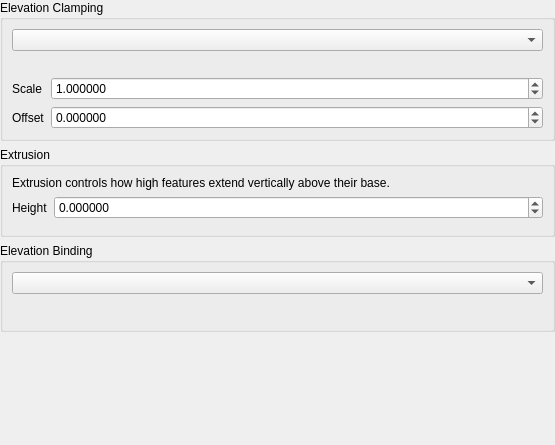
Above: src/ui/qgsvectorelevationpropertieswidgetbase.ui from qgis/QGIS before the change. Below: the same form after it.
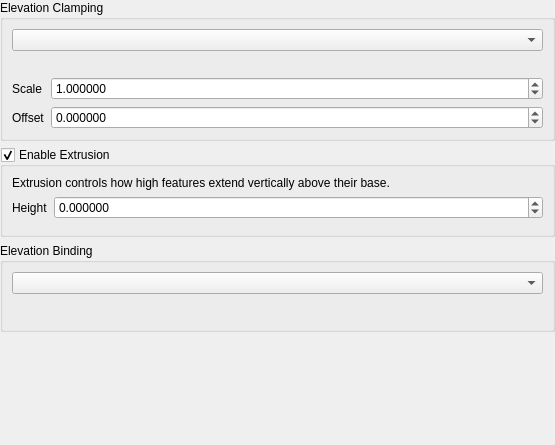
That is the form after the change. Custom widgets are drawn as their Qt base class.

Commit message: Allow extrusion to be disabled

```diff
--- a/src/ui/qgsvectorelevationpropertieswidgetbase.ui
+++ b/src/ui/qgsvectorelevationpropertieswidgetbase.ui
@@ -106,10 +106,10 @@
       <enum>Qt::StrongFocus</enum>
      </property>
      <property name="title">
-      <string>Extrusion</string>
+      <string>Enable Extrusion</string>
      </property>
      <property name="checkable">
-      <bool>false</bool>
+      <bool>true</bool>
      </property>
      <property name="syncGroup" stdset="0">
       <string notr="true">vectorgeneral</string>
```
The commit also changes 8 other files.
